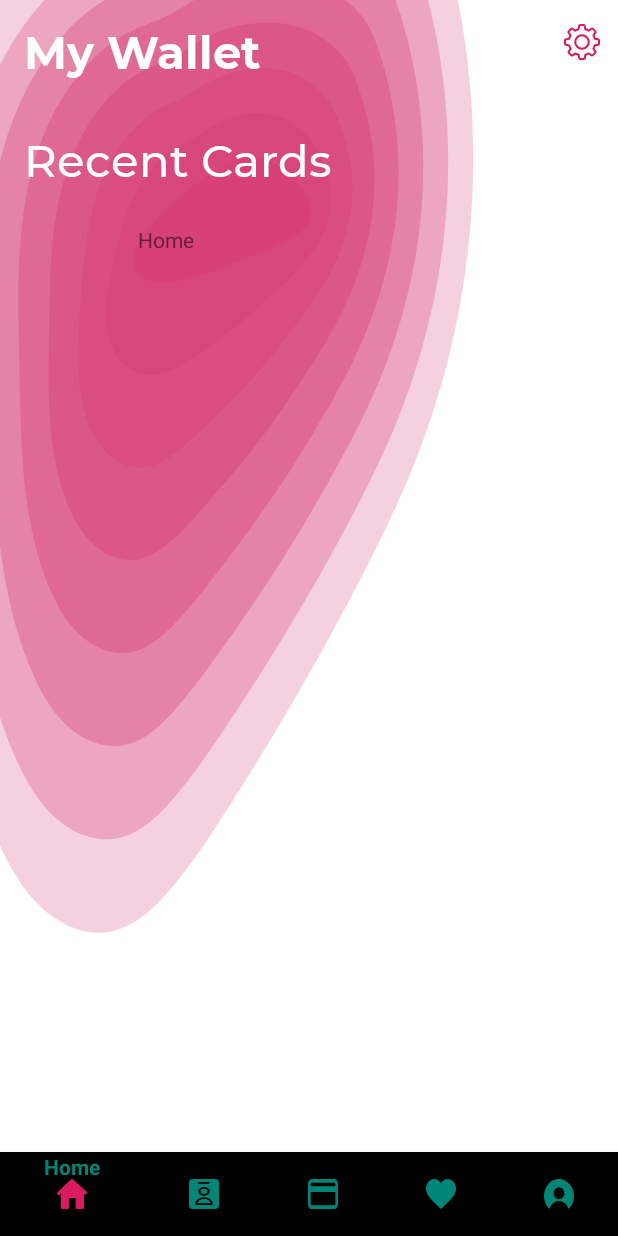
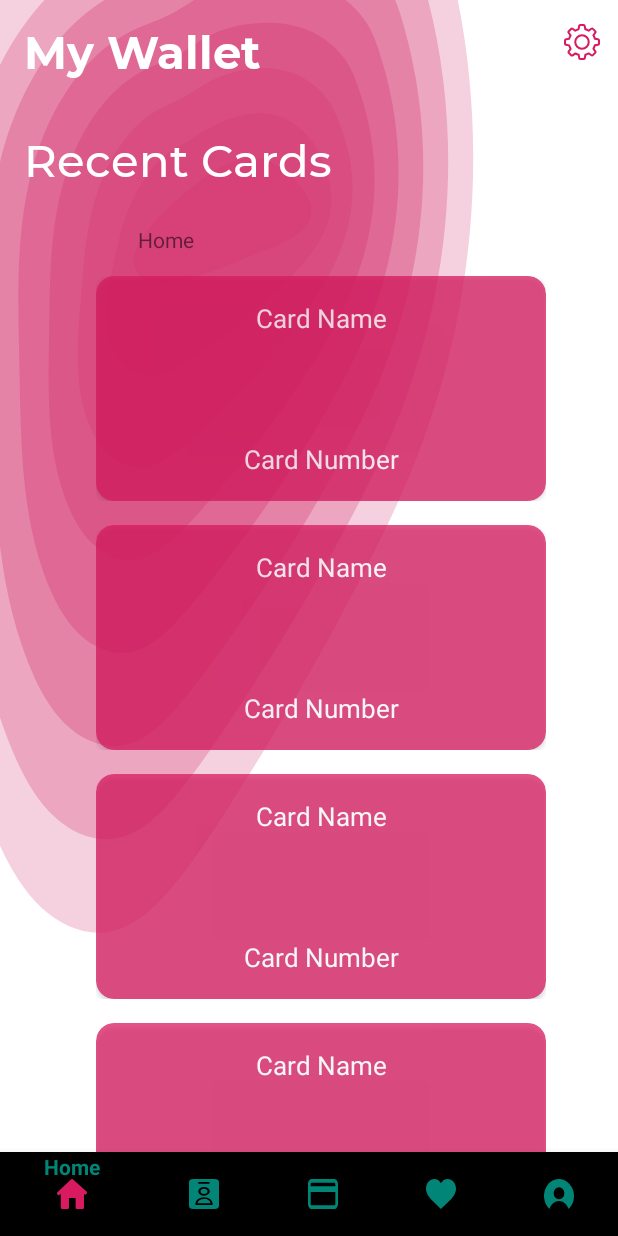
Before and after one commit to TechnoKicks/findViewById, an Android app: the screen it shows after launch (MainActivity), on a phone screen of 412 x 824 dp. Run offline under Robolectric (Android 15) with nearby library versions, the phone set to English and light mode, and no system bars; Roboto replaces fonts that are not available here.

Commit message:
Add some stuff (RIP git log)

```diff
--- /dev/null
+++ b/app/src/main/java/me/skrilltrax/mywallet/CustomAdapter.java
@@ -0,0 +1,50 @@
+package me.skrilltrax.mywallet;
+
+import android.view.LayoutInflater;
+import android.view.View;
+import android.view.ViewGroup;
+import android.widget.ImageView;
+import android.widget.TextView;
+
+import androidx.annotation.NonNull;
+import androidx.recyclerview.widget.RecyclerView;
+
+public class CustomAdapter extends RecyclerView.Adapter<CustomAdapter.Holder> {
+
+    @NonNull
+    @Override
+    public Holder onCreateViewHolder(@NonNull ViewGroup parent, int viewType) {
+        View view = LayoutInflater.from(parent.getContext()).inflate(R.layout.cardview,parent,false);
+        view.setOnClickListener(new MainActivity.MyOnClickListener());
+        return new Holder(view);
+    }
+
+    @Override
+    public void onBindViewHolder(@NonNull Holder holder, int position) {
+//        TextView card_title = holder.card_title;
+//        TextView card_number = holder.card_number;
+    }
+
+    @Override
+    public int getItemCount() {
+        return 8;
+    }
+
+    class Holder extends RecyclerView.ViewHolder {
+
+//        TextView card_title;
+//        TextView card_number;
+
+        public Holder(@NonNull View itemView) {
+
+            super(itemView);
+//            card_title = itemView.findViewById(R.id.card_name);
+//            card_number = itemView.findViewById(R.id.card_number);
+        }
+
+        public View getView() {
+            return itemView;
+        }
+
+    }
+}
--- /dev/null
+++ b/app/src/main/java/me/skrilltrax/mywallet/FragmentList.java
@@ -0,0 +1,29 @@
+package me.skrilltrax.mywallet;
+
+import android.os.Bundle;
+import android.view.LayoutInflater;
+import android.view.View;
+import android.view.ViewGroup;
+
+import androidx.annotation.NonNull;
+import androidx.annotation.Nullable;
+import androidx.fragment.app.Fragment;
+import androidx.recyclerview.widget.GridLayoutManager;
+import androidx.recyclerview.widget.LinearLayoutManager;
+import androidx.recyclerview.widget.RecyclerView;
+
+public class FragmentList extends Fragment {
+
+    @Nullable
+    @Override
+    public View onCreateView(@NonNull LayoutInflater inflater, @Nullable ViewGroup container, @Nullable Bundle savedInstanceState) {
+
+        View view = inflater.inflate(R.layout.recyclerview, container, false);
+        RecyclerView recyclerView = view.findViewById(R.id.recycler_view);
+        CustomAdapter adapter = new CustomAdapter();
+        recyclerView.setAdapter(adapter);
+        RecyclerView.LayoutManager layoutManager = new LinearLayoutManager(getContext());
+        recyclerView.setLayoutManager(layoutManager);
+        return view;
+    }
+}
--- a/app/src/main/java/me/skrilltrax/mywallet/MainActivity.java
+++ b/app/src/main/java/me/skrilltrax/mywallet/MainActivity.java
@@ -5,6 +5,7 @@ import android.content.Intent;
 import android.content.pm.PackageManager;
 import android.content.res.AssetManager;
 import android.graphics.Typeface;
+import android.net.Uri;
 import android.os.Build;
 import android.os.Bundle;
 import androidx.annotation.NonNull;
@@ -12,7 +13,10 @@ import androidx.annotation.NonNull;
 import com.google.android.material.bottomnavigation.BottomNavigationItemView;
 import com.google.android.material.bottomnavigation.BottomNavigationView;
 import androidx.appcompat.app.AppCompatActivity;
+import androidx.fragment.app.FragmentManager;
+import androidx.fragment.app.FragmentTransaction;
 
+import android.util.Log;
 import android.view.Menu;
 import android.view.MenuInflater;
 import android.view.MenuItem;
@@ -21,6 +25,8 @@ import android.view.WindowManager;
 import android.widget.TextView;
 import android.widget.Toast;
 import android.widget.Toolbar;
+
+import java.io.File;
 
 public class MainActivity extends AppCompatActivity implements QRCodeDialogFragment.Listener{
 
@@ -103,6 +109,11 @@ public class MainActivity extends AppCompatActivity implements QRCodeDialogFragm
         subtitleText = findViewById(R.id.subtitle);
         subtitleText.setTypeface(tfThin);
 
+        FragmentManager fragmentManager = getSupportFragmentManager();
+        FragmentTransaction fragmentTransaction = fragmentManager.beginTransaction();
+        FragmentList fragment = new FragmentList();
+        fragmentTransaction.replace(R.id.frame, fragment);
+        fragmentTransaction.commit();
 
         mTextMessage = (TextView) findViewById(R.id.message);
         navigation = findViewById(R.id.navigation);
@@ -165,4 +176,17 @@ public class MainActivity extends AppCompatActivity implements QRCodeDialogFragm
         tfBold = Typeface.createFromAsset(getAssets(), "font/Montserrat-Bold.ttf");
         tfThin = Typeface.createFromAsset(getAssets(),"font/Montserrat-Medium.ttf");
     }
+
+static class MyOnClickListener implements View.OnClickListener {
+
+
+    @Override
+    public void onClick(View v) {
+//        int itemPosition = recyclerView.indexOfChild(v);
+//        Log.e(TAG, String.valueOf(itemPosition));
+//        final Intent i = new Intent(v.getContext(),QR.class);
+//        v.getContext().startActivity(i);
+//
+    }
+    }
 }
--- a/app/src/main/res/layout/activity_main.xml
+++ b/app/src/main/res/layout/activity_main.xml
@@ -44,18 +44,6 @@
         android:layout_marginTop="150dp"
         android:text="@string/title_home" />
 
-    <com.google.android.material.bottomnavigation.BottomNavigationView
-        android:id="@+id/navigation"
-        android:layout_width="match_parent"
-        android:layout_height="wrap_content"
-        android:layout_marginStart="0dp"
-        android:layout_marginEnd="0dp"
-        android:layout_centerHorizontal="true"
-        android:layout_alignParentBottom="true"
-        android:theme="@style/Widget.Design.BottomNavigationView"
-        app:itemIconTint="@drawable/icon_state"
-        app:menu="@menu/navigation"
-        app:itemIconSize="20dp"/>
 
     <TextView
         android:id="@+id/subtitle"
@@ -73,9 +61,11 @@
         android:layout_width="match_parent"
         android:layout_height="wrap_content"
         android:layout_below="@id/subtitle"
-        android:layout_marginTop="16dp"
+        android:layout_marginTop="50dp"
         android:layout_marginStart="16dp"
-        android:layout_marginEnd="16dp"/>
+        android:layout_marginBottom="50dp"
+        android:elevation="0dp"
+        />
 
     <Button
         android:id="@+id/button"
@@ -112,4 +102,19 @@
         app:layout_constraintVertical_bias="0.364"
         android:visibility="invisible"/>
 
+    <com.google.android.material.bottomnavigation.BottomNavigationView
+        android:id="@+id/navigation"
+        android:layout_width="match_parent"
+        android:layout_height="wrap_content"
+        android:layout_marginStart="0dp"
+        android:layout_marginEnd="0dp"
+        android:layout_centerHorizontal="true"
+        android:layout_alignParentBottom="true"
+        android:theme="@style/Widget.Design.BottomNavigationView"
+        app:itemIconTint="@drawable/icon_state"
+        app:menu="@menu/navigation"
+        app:itemIconSize="20dp"
+        android:elevation="1dp"
+        android:translationZ="1dp"/>
+
 </RelativeLayout>
--- /dev/null
+++ b/app/src/main/res/layout/cardview.xml
@@ -0,0 +1,53 @@
+<?xml version="1.0" encoding="utf-8"?>
+<LinearLayout
+    xmlns:android="http://schemas.android.com/apk/res/android"
+    android:layout_width="300dp"
+    android:layout_height="150dp"
+    android:layout_gravity="center_horizontal"
+    android:layout_marginTop="8dp"
+    android:layout_marginBottom="8dp">
+
+<androidx.cardview.widget.CardView xmlns:android="http://schemas.android.com/apk/res/android"
+    android:layout_width="match_parent"
+    android:layout_height="match_parent"
+    xmlns:app="http://schemas.android.com/apk/res-auto"
+    android:background="@drawable/ic_icon_id_cardholder_tgl"
+    android:backgroundTint="@color/colorAccent"
+    app:cardCornerRadius="12dp"
+    android:alpha=".75">
+
+    <LinearLayout
+        android:layout_width="match_parent"
+        android:layout_height="match_parent"
+        android:orientation="vertical">
+
+        <TextView
+            android:id="@+id/card_name"
+            android:layout_width="match_parent"
+            android:layout_height="wrap_content"
+            android:layout_gravity="top"
+            android:gravity="center_horizontal"
+            android:text="Card Name"
+            android:textColor="@color/colorWhite"
+            android:textSize="17dp"
+            android:layout_marginTop="16dp"/>
+
+        <androidx.legacy.widget.Space
+            android:layout_width="match_parent"
+            android:layout_height="wrap_content"
+            android:layout_weight="1"/>
+
+        <TextView
+            android:id="@+id/card_number"
+            android:layout_width="match_parent"
+            android:layout_height="wrap_content"
+            android:gravity="center_horizontal|bottom"
+            android:textColor="@color/colorWhite"
+            android:textSize="17sp"
+            android:text="Card Number"
+            android:layout_marginBottom="16dp"/>
+
+    </LinearLayout>
+
+</androidx.cardview.widget.CardView>
+</LinearLayout>
--- /dev/null
+++ b/app/src/main/res/layout/recyclerview.xml
@@ -0,0 +1,14 @@
+<?xml version="1.0" encoding="utf-8"?>
+<LinearLayout xmlns:android="http://schemas.android.com/apk/res/android"
+    android:orientation="vertical"
+    android:layout_width="match_parent"
+    android:layout_height="match_parent"
+    >
+
+    <androidx.recyclerview.widget.RecyclerView
+        android:id="@+id/recycler_view"
+        android:layout_width="wrap_content"
+        android:layout_height="wrap_content"
+        android:layout_gravity="center_horizontal"    />
+
+</LinearLayout>
```
Also changed, not shown: app/src/main/java/me/skrilltrax/mywallet/LogInSignUp.java (added, +14 -0 lines), app/src/main/res/drawable/ic_bg_whitetransparent_tgl.xml (added, +18 -0 lines), app/src/main/res/layout/activity_log_in_sign_up.xml (added, +68 -0 lines), 1 other file.
